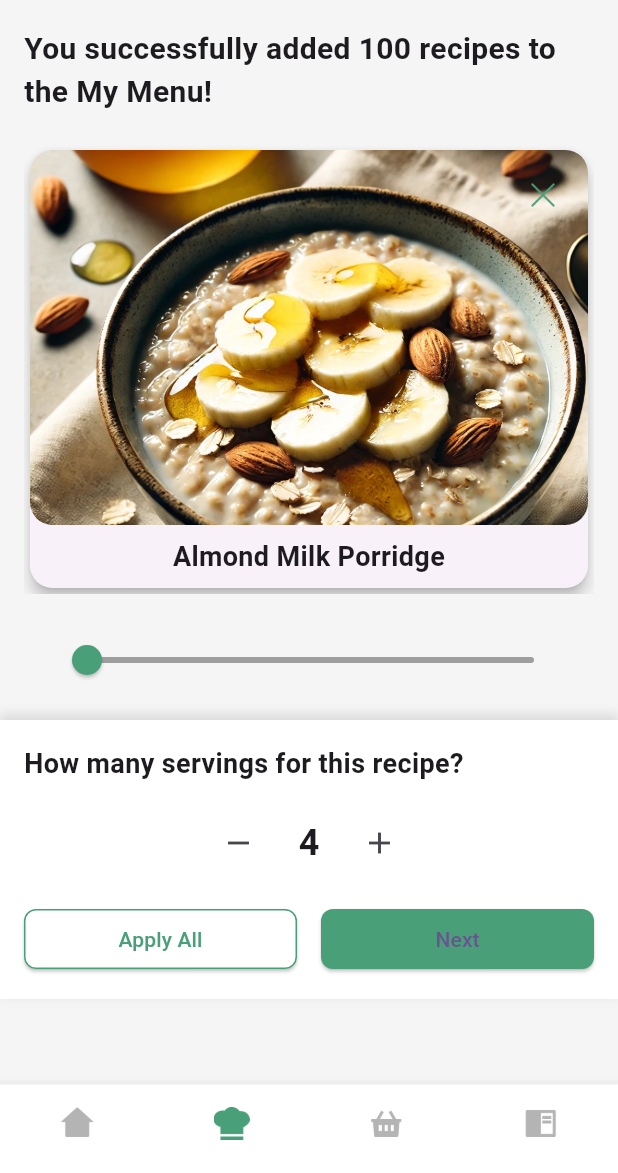
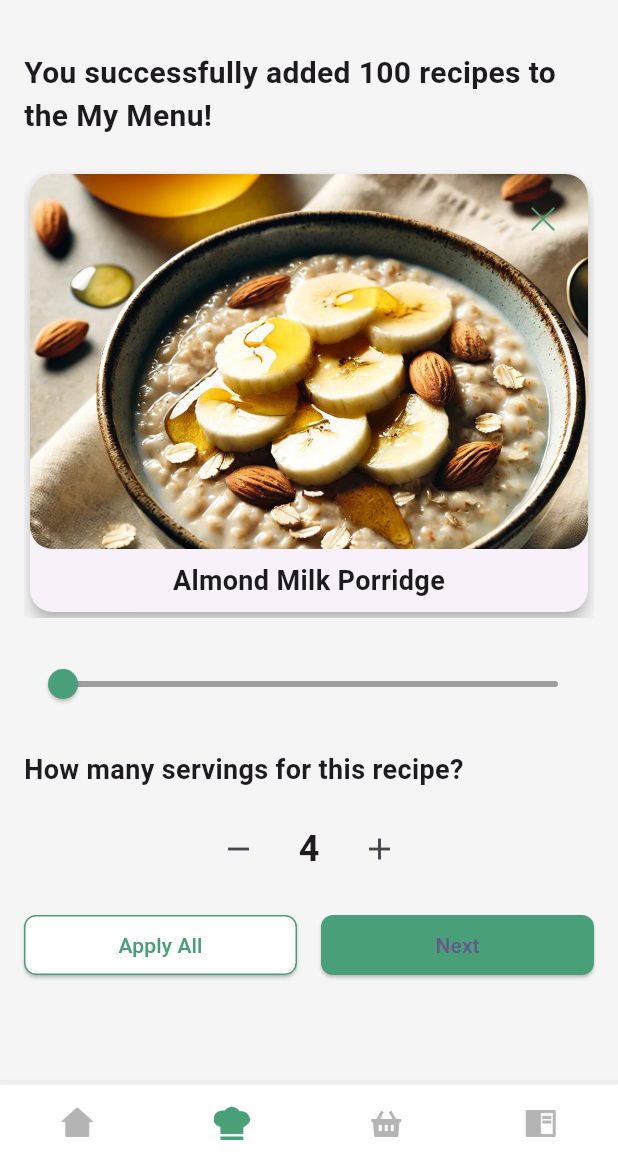
Before and after one commit to aadityayadav17/binarybandits, a Flutter app: the RecipeOverviewScreen screen opened directly, on a phone screen of 412 x 824 dp, the part 63-1236 px from its top. Run offline on Flutter 3.47's test engine with Material 3 defaults, Android fonts, the phone set to English and light mode, and no system bars; our stand-ins replace country_code_picker, dropdown_button2, firebase_core, google_fonts; accounts and stored records are empty.

Commit message:
Recipe Overview (13/n) - Restructure the Page to Remove the Line between Slider & "How many Servings"

```diff
--- a/lib/screens/recipe_overview_screen.dart
+++ b/lib/screens/recipe_overview_screen.dart
@@ -14,12 +14,13 @@ class RecipeOverviewScreen extends StatefulWidget {
 class _RecipeOverviewScreenState extends State<RecipeOverviewScreen> {
   List<Recipe> _recipes = [];
   int _currentRecipeIndex = 0;
-  PageController? _pageController; // Use nullable PageController
+  PageController? _pageController;
+  int _servings = 4;
 
   @override
   void initState() {
     super.initState();
-    _loadRecipes(); // Load recipes on screen initialization
+    _loadRecipes();
   }
 
   Future<void> _loadRecipes() async {
@@ -28,16 +29,13 @@ class _RecipeOverviewScreenState extends State<RecipeOverviewScreen> {
     final List<dynamic> jsonData = json.decode(jsonString);
     setState(() {
       _recipes = jsonData.map((data) => Recipe.fromJson(data)).toList();
-      _pageController = PageController(
-          initialPage:
-              _currentRecipeIndex); // Initialize PageController after loading recipes
+      _pageController = PageController(initialPage: _currentRecipeIndex);
     });
   }
 
   @override
   void dispose() {
-    _pageController
-        ?.dispose(); // Dispose the PageController if it's initialized
+    _pageController?.dispose();
     super.dispose();
   }
 
@@ -58,20 +56,15 @@ class _RecipeOverviewScreenState extends State<RecipeOverviewScreen> {
               width: 24,
               height: 24,
             ),
-            onPressed: () {
-              Navigator.pop(context);
-            },
+            onPressed: () => Navigator.pop(context),
           ),
         ),
       ),
       body: _recipes.isEmpty || _pageController == null
           ? const Center(child: CircularProgressIndicator())
           : SingleChildScrollView(
-              child: Column(
-                crossAxisAlignment: CrossAxisAlignment.start,
-                children: [
-                  Padding(
-                    padding: const EdgeInsets.symmetric(horizontal: 16.0),
+              child: Padding(
+                padding: const EdgeInsets.all(16.0),
                 child: Column(
                   crossAxisAlignment: CrossAxisAlignment.start,
                   children: [
@@ -86,8 +79,7 @@ class _RecipeOverviewScreenState extends State<RecipeOverviewScreen> {
                     SizedBox(
                       height: 300,
                       child: PageView.builder(
-                            controller:
-                                _pageController, // Attach the PageController
+                        controller: _pageController,
                         onPageChanged: (index) {
                           setState(() {
                             _currentRecipeIndex = index;
@@ -106,26 +98,20 @@ class _RecipeOverviewScreenState extends State<RecipeOverviewScreen> {
                                 child: Column(
                                   children: [
                                     ClipRRect(
-                                          borderRadius:
-                                              BorderRadius.circular(15),
+                                      borderRadius: BorderRadius.circular(15),
                                       child: Image.asset(
-                                            recipe
-                                                .image, // Use the recipe image
+                                        recipe.image,
                                         fit: BoxFit.cover,
                                         width: double.infinity,
-                                            height:
-                                                250, // Adjust the height for the image
+                                        height: 250,
                                       ),
                                     ),
-                                        const SizedBox(
-                                            height:
-                                                8), // Add some space between the image and name
+                                    const SizedBox(height: 8),
                                     Padding(
                                       padding: const EdgeInsets.symmetric(
                                           horizontal: 4.0),
                                       child: Text(
-                                            recipe
-                                                .name, // Display the recipe name
+                                        recipe.name,
                                         textAlign: TextAlign.center,
                                         style: const TextStyle(
                                           fontSize: 18,
@@ -136,7 +122,6 @@ class _RecipeOverviewScreenState extends State<RecipeOverviewScreen> {
                                   ],
                                 ),
                               ),
-                                  // Positioned reject button
                               Positioned(
                                 top: 10,
                                 right: 10,
@@ -148,26 +133,19 @@ class _RecipeOverviewScreenState extends State<RecipeOverviewScreen> {
                                   ),
                                   onPressed: () {
                                     setState(() {
-                                          // Check if this is the last recipe
                                       if (index == _recipes.length - 1 &&
                                           _recipes.length > 1) {
-                                            // If it's the last recipe, set current index to the previous one
                                         _currentRecipeIndex =
                                             _currentRecipeIndex - 1;
                                       } else if (_recipes.length > 1) {
-                                            // Otherwise, move to the next recipe (if available)
                                         _currentRecipeIndex =
                                             (_currentRecipeIndex + 1) %
                                                 _recipes.length;
                                       }
-
-                                          // Remove the recipe from the list
                                       _recipes.removeAt(index);
-
-                                          // After removing the recipe, ensure the page controller stays updated
                                       if (_recipes.isNotEmpty) {
-                                            _pageController?.jumpToPage(
-                                                _currentRecipeIndex);
+                                        _pageController
+                                            ?.jumpToPage(_currentRecipeIndex);
                                       }
                                     });
                                   },
@@ -179,53 +157,27 @@ class _RecipeOverviewScreenState extends State<RecipeOverviewScreen> {
                       ),
                     ),
                     const SizedBox(height: 20),
-                        Padding(
-                          padding: const EdgeInsets.symmetric(horizontal: 16.0),
-                          child: Slider(
+                    Slider(
                       value: _currentRecipeIndex.toDouble(),
                       min: 0,
                       max: (_recipes.length - 1).toDouble(),
                       divisions: _recipes.length - 1,
                       label:
                           'Recipe ${_currentRecipeIndex + 1} of ${_recipes.length}',
-                            activeColor: const Color.fromRGBO(73, 160, 120,
-                                1), // Changed the active color of the slider
-                            inactiveColor: Colors
-                                .grey, // Optionally, set the inactive color to grey
+                      activeColor: const Color.fromRGBO(73, 160, 120, 1),
+                      inactiveColor: Colors.grey,
                       onChanged: (value) {
                         setState(() {
                           _currentRecipeIndex = value.toInt();
                         });
-                              _pageController?.jumpToPage(
-                                  _currentRecipeIndex); // Sync PageView with Slider
+                        _pageController?.jumpToPage(_currentRecipeIndex);
                       },
                     ),
-                        ),
-                      ],
-                    ),
-                  ),
-                  const SizedBox(
-                      height: 16), // Add some spacing for better layout
-                  Container(
-                    padding: const EdgeInsets.all(16),
-                    decoration: BoxDecoration(
-                      color: Colors.white,
-                      boxShadow: [
-                        BoxShadow(
-                          color: Colors.grey.withOpacity(0.3),
-                          spreadRadius: 1,
-                          blurRadius: 5,
-                          offset: const Offset(0, -3),
-                        ),
-                      ],
-                    ),
-                    child: Column(
-                      crossAxisAlignment: CrossAxisAlignment.start,
-                      children: [
+                    const SizedBox(height: 20),
                     const Text(
                       'How many servings for this recipe?',
-                          style: TextStyle(
-                              fontSize: 18, fontWeight: FontWeight.bold),
+                      style:
+                          TextStyle(fontSize: 18, fontWeight: FontWeight.bold),
                     ),
                     const SizedBox(height: 16),
                     Row(
@@ -234,13 +186,15 @@ class _RecipeOverviewScreenState extends State<RecipeOverviewScreen> {
                         IconButton(
                           icon: const Icon(Icons.remove),
                           onPressed: () {
-                                // Handle decrease servings
+                            setState(() {
+                              if (_servings > 1) _servings--;
+                            });
                           },
                         ),
                         const SizedBox(width: 16),
-                            const Text(
-                              '4',
-                              style: TextStyle(
+                        Text(
+                          '$_servings',
+                          style: const TextStyle(
                             fontSize: 24,
                             fontWeight: FontWeight.bold,
                           ),
@@ -249,7 +203,9 @@ class _RecipeOverviewScreenState extends State<RecipeOverviewScreen> {
                         IconButton(
                           icon: const Icon(Icons.add),
                           onPressed: () {
-                                // Handle increase servings
+                            setState(() {
+                              _servings++;
+                            });
                           },
                         ),
                       ],
@@ -265,8 +221,7 @@ class _RecipeOverviewScreenState extends State<RecipeOverviewScreen> {
                             style: ElevatedButton.styleFrom(
                               backgroundColor: Colors.white,
                               foregroundColor: const Color(0xFF49A078),
-                                  side: const BorderSide(
-                                      color: Color(0xFF49A078)),
+                              side: const BorderSide(color: Color(0xFF49A078)),
                               shape: RoundedRectangleBorder(
                                 borderRadius: BorderRadius.circular(8),
                               ),
@@ -293,8 +248,6 @@ class _RecipeOverviewScreenState extends State<RecipeOverviewScreen> {
                     ),
                   ],
                 ),
-                  ),
-                ],
               ),
             ),
       bottomNavigationBar: BottomNavigationBar(
```
Lines whose indentation alone changed are shown as unchanged.
